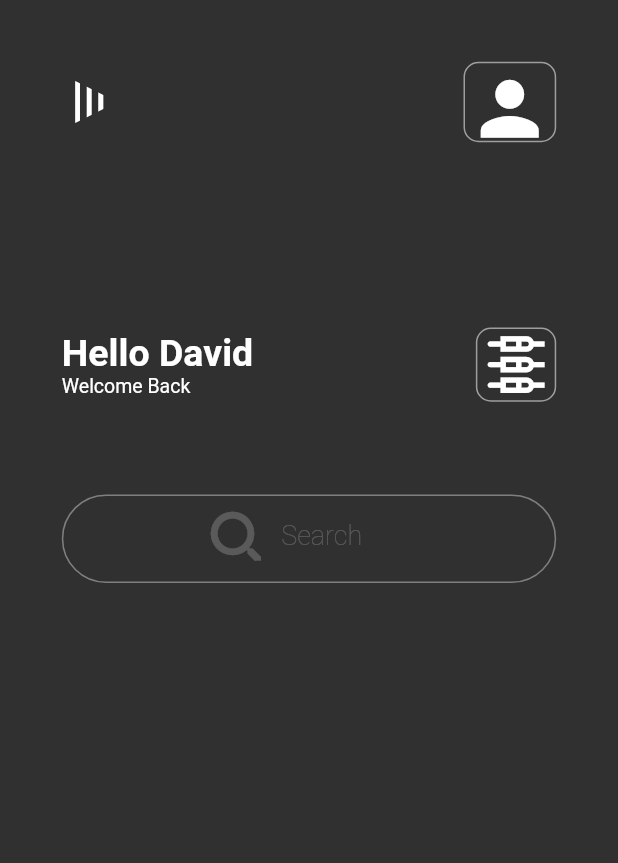
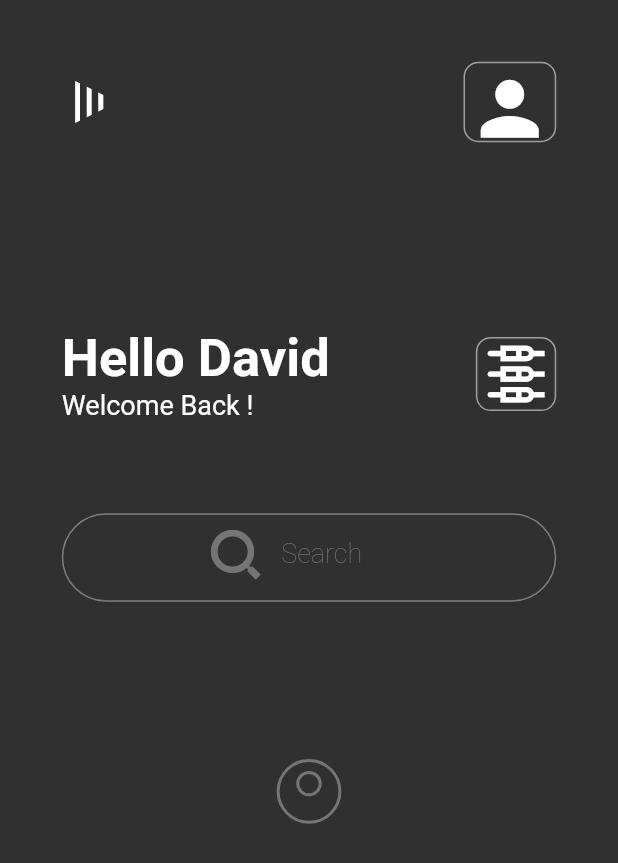
Before and after one commit to dalyathan/Finance-App-Dark-theme, a Flutter app: the screen it shows after launch, on a phone screen of 412 x 824 dp. Shown: the top 863 px of the screen. Run offline on Flutter 3.47's test engine with Material 2 defaults, Android fonts, the phone set to English and light mode, and no system bars.

Commit message:
i'm half way through the person icon

```diff
--- a/lib/finance_dark_theme.dart
+++ b/lib/finance_dark_theme.dart
@@ -1,11 +1,17 @@
 import 'package:flutter/material.dart';
-import 'package:portfolio/widgets/circular_clipper.dart';
-import 'package:portfolio/widgets/rectangular_clipper.dart';
-import 'package:portfolio/widgets/triangular_clipper.dart';
+import 'package:portfolio/widgets/clippers/rectangular_clipper.dart';
+import 'package:portfolio/widgets/clippers/triangular_clipper.dart';
+import 'package:portfolio/widgets/containers/circular_widget.dart';
+import 'package:portfolio/widgets/icons/octagon_icon.dart';
+import 'package:portfolio/widgets/painters/person_painter.dart';
+
+import 'model/CircularWidgetState.dart';
 
 //fot the design https://dribbble.com/shots/17195869-Finance-Dark-theme-Design/attachments/12296436?mode=media
 class FinanceDarkTheme extends StatelessWidget {
   FinanceDarkTheme({Key? key}) : super(key: key);
+  bool isTextfieldFocused = false;
+  final _fieldController = TextEditingController();
 
   final ThemeData specialThemeData = ThemeData(
     brightness: Brightness.dark,
@@ -27,16 +33,37 @@ class FinanceDarkTheme extends StatelessWidget {
         body: SafeArea(
           child: Padding(
               padding: EdgeInsets.all(size.width * 0.1),
+              child: SingleChildScrollView(
                 child: Column(
                   children: [
                     row1(size),
                     SizedBox(height: size.height * 0.15),
                     row2(size),
                     SizedBox(height: size.height * 0.075),
-                  row3(size)
+                    row3(size),
+                    SizedBox(height: size.height * 0.075),
+                    CustomPaint(
+                      size: Size(size.width * 0.1, size.width * 0.1),
+                      painter: PersonPainter(),
+                    )
                   ],
+                ),
               )),
         ),
+      ),
+    );
+  }
+
+  Widget row(CircularWidgetState leftChildState,
+      CircularWidgetState rightChildState, Size size) {
+    return SizedBox(
+      height: size.height * 0.2,
+      child: Row(
+        children: [
+          CircularWidget(leftChildState),
+          SizedBox(width: size.width * 0.05),
+          CircularWidget(rightChildState)
+        ],
       ),
     );
   }
@@ -45,7 +72,10 @@ class FinanceDarkTheme extends StatelessWidget {
     return SizedBox(
       height: size.height * 0.125,
       child: Stack(children: [
-        TextField(
+        Focus(
+          onFocusChange: (value) => isTextfieldFocused = value,
+          child: TextField(
+            controller: _fieldController,
             decoration: InputDecoration(
               border: OutlineInputBorder(
                 borderRadius: BorderRadius.all(
@@ -54,11 +84,12 @@ class FinanceDarkTheme extends StatelessWidget {
               ),
             ),
           ),
-        Positioned(
+        ),
+        Visibility(
+          visible: isTextfieldFocused == false && _fieldController.text.isEmpty,
+          child: Positioned(
             top: size.height * 0.005,
             left: size.width * 0.225,
-          child: Opacity(
-            opacity: 0.2,
             child: Row(
               crossAxisAlignment: CrossAxisAlignment.center,
               children: [
@@ -66,14 +97,16 @@ class FinanceDarkTheme extends StatelessWidget {
                   clipper: CustomRectangularClipper(),
                   child: Icon(
                     Icons.search,
+                    color: Colors.grey[600],
                     size: size.height * 0.065,
                   ),
                 ),
-                const Padding(
-                  padding: EdgeInsets.only(bottom: 8.0),
+                Padding(
+                  padding: const EdgeInsets.only(bottom: 8.0),
                   child: Text(
                     'Search',
-                    style: TextStyle(fontWeight: FontWeight.w100),
+                    style: TextStyle(
+                        fontWeight: FontWeight.w100, color: Colors.grey[600]),
                   ),
                 )
               ],
@@ -82,7 +115,6 @@ class FinanceDarkTheme extends StatelessWidget {
         )
       ]),
     );
-    //);
   }
 
   Widget row1(Size size) {
@@ -121,11 +153,11 @@ class FinanceDarkTheme extends StatelessWidget {
           children: const [
             Text(
               'Hello David',
-              style: TextStyle(fontSize: 25, fontWeight: FontWeight.bold),
+              style: TextStyle(fontSize: 35, fontWeight: FontWeight.bold),
             ),
-            Text('Welcome Back',
+            Text('Welcome Back !',
                 style: TextStyle(
-                  fontSize: 13,
+                  fontSize: 18,
                 ))
           ],
         ),
--- /dev/null
+++ b/lib/model/CircularWidgetState.dart
@@ -0,0 +1,11 @@
+// ignore: file_names
+import 'package:flutter/material.dart';
+
+class CircularWidgetState {
+  final Color color;
+  final Widget icon;
+  final String mainText;
+  final String bottomText;
+
+  CircularWidgetState(this.color, this.icon, this.mainText, this.bottomText);
+}
--- a/lib/widgets/rectangular_clipper.dart
+++ b/lib/widgets/clippers/rectangular_clipper.dart
@@ -4,7 +4,7 @@ class CustomRectangularClipper extends CustomClipper<Path> {
   @override
   Path getClip(Size size) {
     final path = Path();
-    path.addRect(Rect.fromLTWH(0, 0, size.width * 0.75, size.height * 0.75));
+    path.addRect(Rect.fromLTWH(0, 0, size.width * 0.72, size.height * 0.72));
     path.addOval(
         Rect.fromCircle(center: const Offset(1, 0), radius: size.height));
     return path;
@@ -12,6 +12,6 @@ class CustomRectangularClipper extends CustomClipper<Path> {
 
   @override
   bool shouldReclip(CustomClipper<Path> oldClipper) {
-    return true;
+    return false;
   }
 }
```
Also changed, not shown: lib/widgets/circular_clipper.dart (deleted, +0 -16 lines), lib/widgets/containers/circular_widget.dart (added, +28 -0 lines), lib/widgets/icons/octagon_icon.dart (added, +37 -0 lines), lib/widgets/painters/percent_painter.dart (added, +27 -0 lines), lib/widgets/painters/person_painter.dart (added, +22 -0 lines), lib/widgets/painters/sales_icon_painter.dart (added, +38 -0 lines), lib/widgets/clippers/triangular_clipper.dart (renamed from lib/widgets/triangular_clipper.dart). Lines whose indentation alone changed are shown as unchanged.
